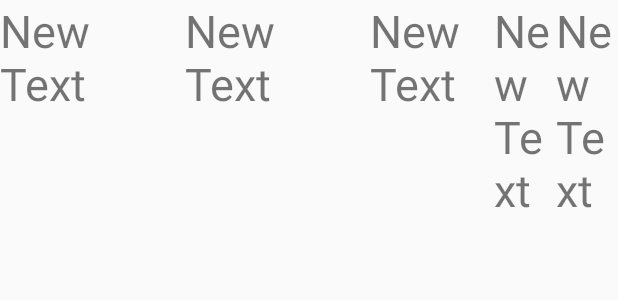
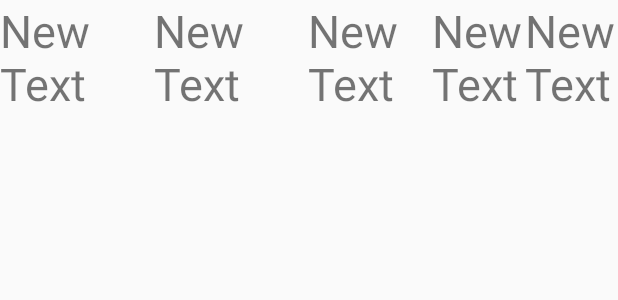
Before and after one commit to yakataka/Bounekai, an Android app: the layout memberrow.xml on its own in the app's theme, with its tools: preview values and no code run, on a phone screen of 412 x 824 dp. Shown: the top 300 px of the screen. Run offline under Robolectric (Android 15) with nearby library versions, the phone set to English and light mode, and no system bars.

```diff
--- a/app/src/main/res/layout/memberrow.xml
+++ b/app/src/main/res/layout/memberrow.xml
@@ -13,39 +13,39 @@
             android:layout_height="wrap_content"
             android:text="New Text"
             android:id="@+id/kana"
-            android:textSize="30dp"
+            android:textSize="30sp"
+            android:layout_weight="5" />
+
+        <TextView
+            android:layout_width="0dp"
+            android:layout_height="wrap_content"
+            android:text="New Text"
+            android:id="@+id/name"
+            android:textSize="30sp"
+            android:layout_weight="5" />
+
+        <TextView
+            android:layout_width="0dp"
+            android:layout_height="wrap_content"
+            android:text="New Text"
+            android:id="@+id/syaban"
+            android:textSize="30sp"
+            android:layout_weight="4" />
+
+        <TextView
+            android:layout_width="0dp"
+            android:layout_height="wrap_content"
+            android:text="New Text"
+            android:id="@+id/sanka"
+            android:textSize="30sp"
             android:layout_weight="3" />
 
         <TextView
             android:layout_width="0dp"
             android:layout_height="wrap_content"
             android:text="New Text"
-            android:id="@+id/name"
-            android:textSize="30dp"
+            android:id="@+id/money"
+            android:textSize="30sp"
             android:layout_weight="3" />
-
-        <TextView
-            android:layout_width="0dp"
-            android:layout_height="wrap_content"
-            android:text="New Text"
-            android:id="@+id/syaban"
-            android:textSize="30dp"
-            android:layout_weight="2" />
-
-        <TextView
-            android:layout_width="0dp"
-            android:layout_height="wrap_content"
-            android:text="New Text"
-            android:id="@+id/sanka"
-            android:textSize="30dp"
-            android:layout_weight="1" />
-
-        <TextView
-            android:layout_width="0dp"
-            android:layout_height="wrap_content"
-            android:text="New Text"
-            android:id="@+id/money"
-            android:textSize="30dp"
-            android:layout_weight="1" />
     </LinearLayout>
 </LinearLayout>
```
Also changed, not shown: app/src/main/res/layout/activity_member_list.xml (+41 -1 lines).
